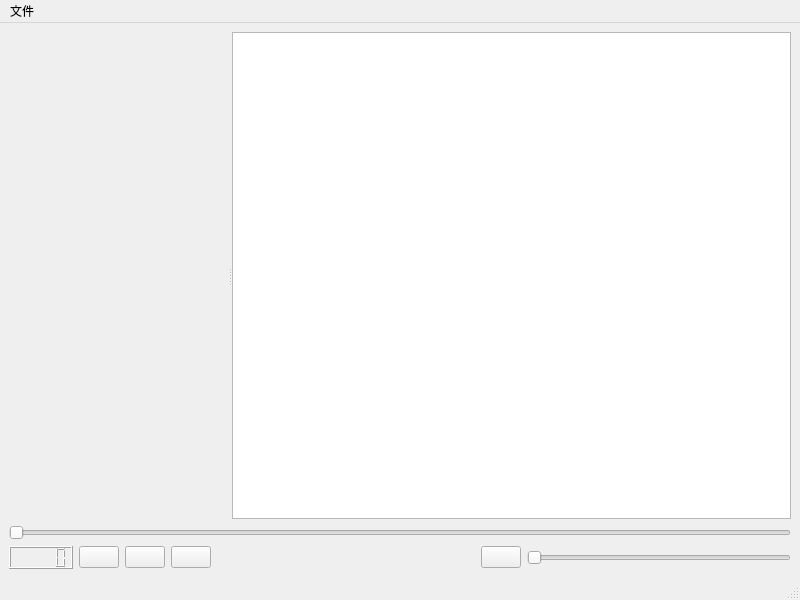
lxambulance/CoLoRagent, file PageUI/videoPage.ui: the form before one commit.
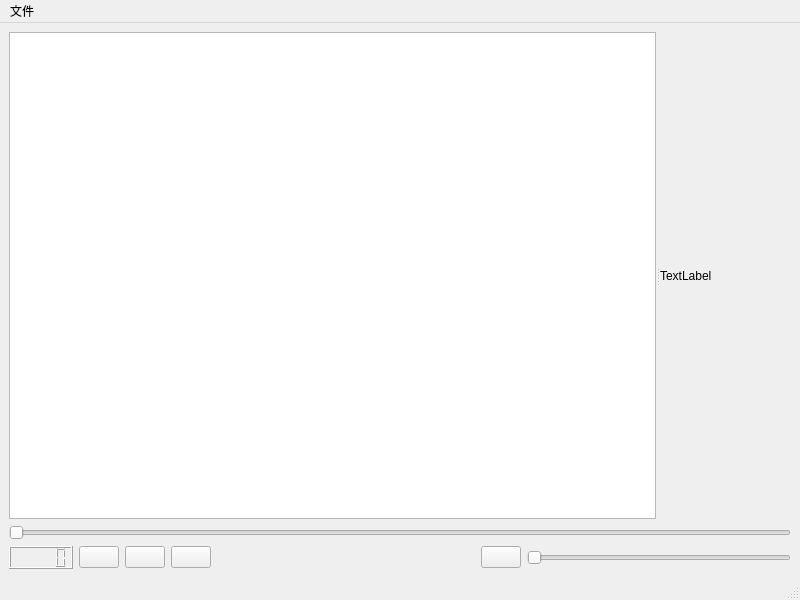
The form after the commit. Icons and pictures are not drawn.

Patch:
```diff
--- a/PageUI/videoPage.ui
+++ b/PageUI/videoPage.ui
@@ -24,8 +24,12 @@
       <property name="orientation">
        <enum>Qt::Horizontal</enum>
       </property>
-      <widget class="QWidget" name="videoView" native="true"/>
       <widget class="QListView" name="channel"/>
+      <widget class="QLabel" name="label">
+       <property name="text">
+        <string>TextLabel</string>
+       </property>
+      </widget>
      </widget>
     </item>
     <item>
```
